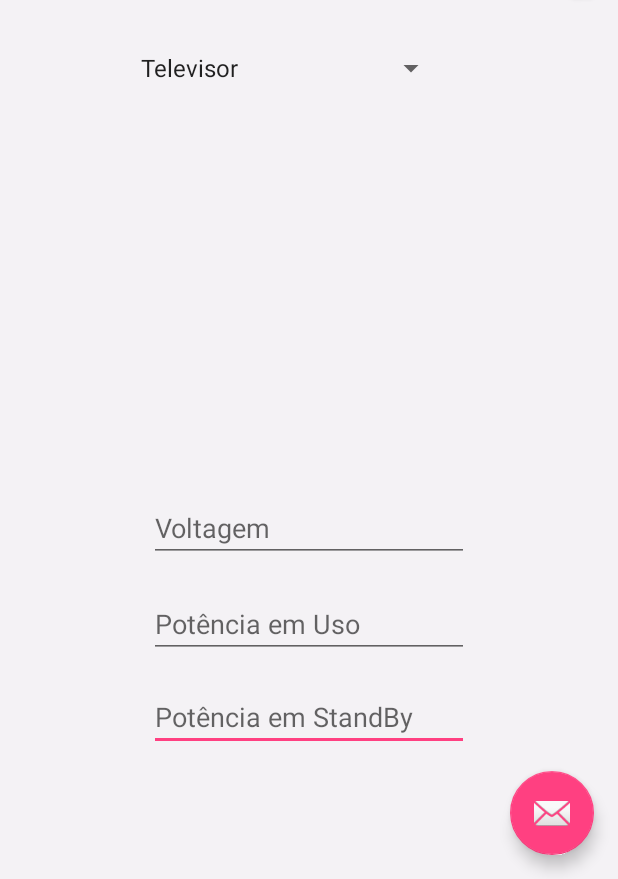
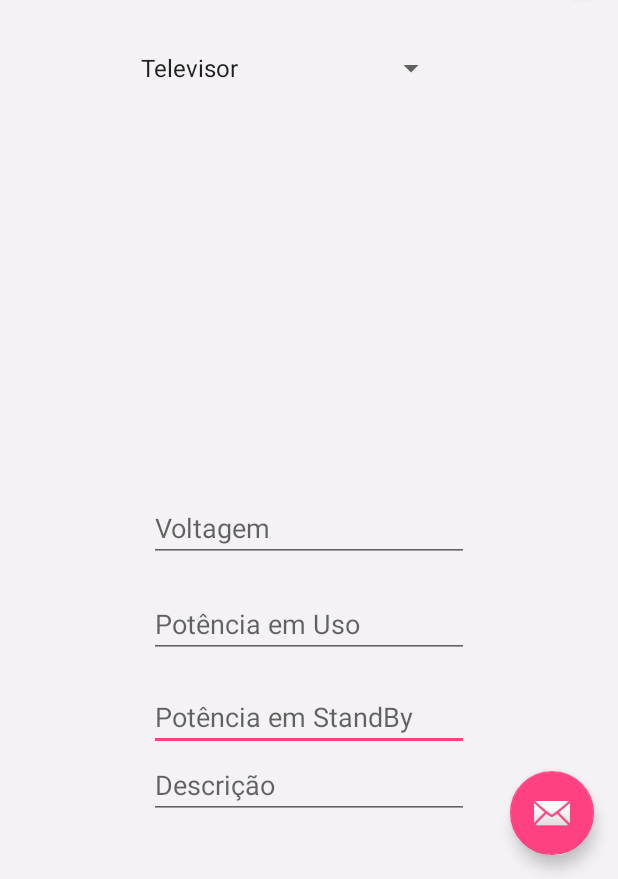
Before and after one commit to iuryoliveira/DAD2, an Android app: the MainActivity screen opened directly, with no data from a screen before it, on a phone screen of 412 x 824 dp, the part 357-1236 px from its top. Run offline under Robolectric (Android 15) with nearby library versions, the phone set to English and light mode, and no system bars.

Commit message:
Listagem de recusos

```diff
--- a/app/src/main/java/com/example/iury/gerenciadordeenergiaeltrica/MainActivity.java
+++ b/app/src/main/java/com/example/iury/gerenciadordeenergiaeltrica/MainActivity.java
@@ -248,6 +248,9 @@ public class MainActivity extends AppCompatActivity
         EditText voltagem = (EditText) findViewById(R.id.txtVoltagem);
         EditText potenciaUso = (EditText) findViewById(R.id.txtPotenciaUso);
         EditText potenciaStand = (EditText) findViewById(R.id.txtPotenciaStand);
+        EditText descricao = (EditText) findViewById(R.id.txtDescricao);
+        ImageView imagemRecurso = (ImageView) findViewById(R.id.imgAparelho);
+
 
         if (isEmpty(voltagem)) {
             Toast.makeText(getApplicationContext(), "Informe a voltagem do aparelho", Toast.LENGTH_SHORT).show();
--- a/app/src/main/java/com/example/iury/gerenciadordeenergiaeltrica/PerfilConsumo.java
+++ b/app/src/main/java/com/example/iury/gerenciadordeenergiaeltrica/PerfilConsumo.java
@@ -1,6 +1,8 @@
 package com.example.iury.gerenciadordeenergiaeltrica;
 
 import android.content.Intent;
+import android.graphics.Bitmap;
+import android.graphics.BitmapFactory;
 import android.os.Bundle;
 import android.support.design.widget.FloatingActionButton;
 import android.support.design.widget.Snackbar;
@@ -124,7 +126,6 @@ public class PerfilConsumo extends AppCompatActivity
 
         //dao.apagarTudo();
         List<Recurso> recursos = dao.getLista();
-        Recurso recursinho = recursos.get(0);
         dao.close();
 
         RecursoAdaptador adaptador = new RecursoAdaptador(PerfilConsumo.this, recursos);
--- a/app/src/main/java/com/example/iury/gerenciadordeenergiaeltrica/Recurso.java
+++ b/app/src/main/java/com/example/iury/gerenciadordeenergiaeltrica/Recurso.java
@@ -5,6 +5,7 @@ import java.io.Serializable;
 public class Recurso implements Serializable{
 
     private String descricao;
+    private Integer tipo;
     private Double voltagem;
     private Double potenciaUso;
     private Double potenciaStand;
@@ -20,6 +21,8 @@ public class Recurso implements Serializable{
     public String getDescricao() {
         return descricao;
     }
+
+    public Integer getTipo() { return tipo; }
 
     public Double getVoltagem() {
         return voltagem;
@@ -57,6 +60,8 @@ public class Recurso implements Serializable{
         this.descricao = descricao;
     }
 
+    public void setTipo(Integer tipo) { this.tipo = tipo; }
+
     public String getFoto() {
         return foto;
     }
--- a/app/src/main/java/com/example/iury/gerenciadordeenergiaeltrica/RecursoHelper.java
+++ b/app/src/main/java/com/example/iury/gerenciadordeenergiaeltrica/RecursoHelper.java
@@ -15,6 +15,7 @@ public class RecursoHelper {
     private EditText voltagem;
     private EditText potenciaUso;
     private EditText potenciaStand;
+    private EditText descricao;
 
     private ImageView imagemRecurso;
     private Button botaoFoto;
@@ -26,7 +27,7 @@ public class RecursoHelper {
         this.voltagem = (EditText) activity.findViewById(R.id.txtVoltagem);
         this.potenciaUso = (EditText) activity.findViewById(R.id.txtPotenciaUso);
         this.potenciaStand = (EditText) activity.findViewById(R.id.txtPotenciaStand);
-
+        this.descricao = (EditText) activity.findViewById(R.id.txtDescricao);
         this.imagemRecurso = (ImageView) activity.findViewById(R.id.imgAparelho);
         this.botaoFoto = (Button) activity.findViewById(R.id.cadastrarForm);
     }
@@ -37,17 +38,17 @@ public class RecursoHelper {
 
     public Recurso pegaRecursoDoFormulario(){
 
-        recurso.setDescricao("Padrão");
+        recurso.setDescricao(descricao.getText().toString());
+        recurso.setTipo(1); //Teste
         recurso.setVoltagem(Double.parseDouble(voltagem.getText().toString()));
         recurso.setPotenciaUso(Double.parseDouble(potenciaUso.getText().toString()));
         recurso.setPotenciaStand(Double.parseDouble(potenciaStand.getText().toString()));
-
         recurso.setFoto((String) imagemRecurso.getTag());
         return recurso;
     }
 //    Colocar dados da classe no formulário
     public void colocaNoFormulario(Recurso recurso){
-        //recurso.setDescricao(recurso.getDescricao());
+        descricao.setText(recurso.getDescricao().toString());
         voltagem.setText(recurso.getVoltagem().toString());
         potenciaUso.setText(recurso.getPotenciaUso().toString());
         potenciaStand.setText(recurso.getPotenciaStand().toString());
--- a/app/src/main/res/layout/celula_recurso.xml
+++ b/app/src/main/res/layout/celula_recurso.xml
@@ -28,6 +28,12 @@
         android:orientation="vertical">
 
         <TextView
+            android:id="@+id/tipo"
+            android:layout_width="match_parent"
+            android:layout_height="wrap_content"
+            android:text="TextView" />
+
+        <TextView
             android:id="@+id/descricao"
             android:layout_width="match_parent"
             android:layout_height="wrap_content"
--- a/app/src/main/res/layout/content_main.xml
+++ b/app/src/main/res/layout/content_main.xml
@@ -80,6 +80,17 @@
                 android:layout_alignBottom="@+id/imgAparelho"
                 android:layout_alignParentEnd="true"
                 android:background="@drawable/layout_botao_foto" />
+
+            <EditText
+                android:id="@+id/txtDescricao"
+                android:layout_width="wrap_content"
+                android:layout_height="wrap_content"
+                android:layout_below="@+id/txtPotenciaStand"
+                android:layout_centerHorizontal="true"
+                android:layout_marginTop="-85dp"
+                android:ems="10"
+                android:hint="Descrição"
+                android:inputType="textPersonName" />
         </RelativeLayout>
     </FrameLayout>
 
```
Also changed, not shown: app/src/main/java/com/example/iury/gerenciadordeenergiaeltrica/RecursoAdaptador.java (+7 -5 lines), app/src/main/java/com/example/iury/gerenciadordeenergiaeltrica/RecursoDAO.java (+6 -3 lines).
